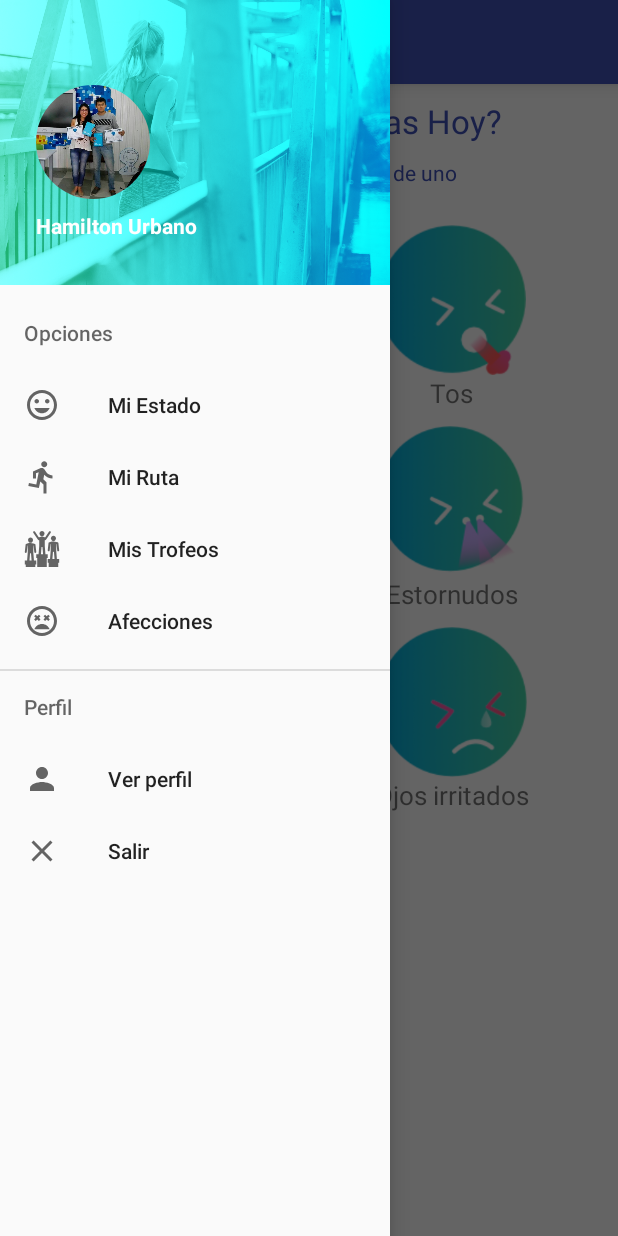
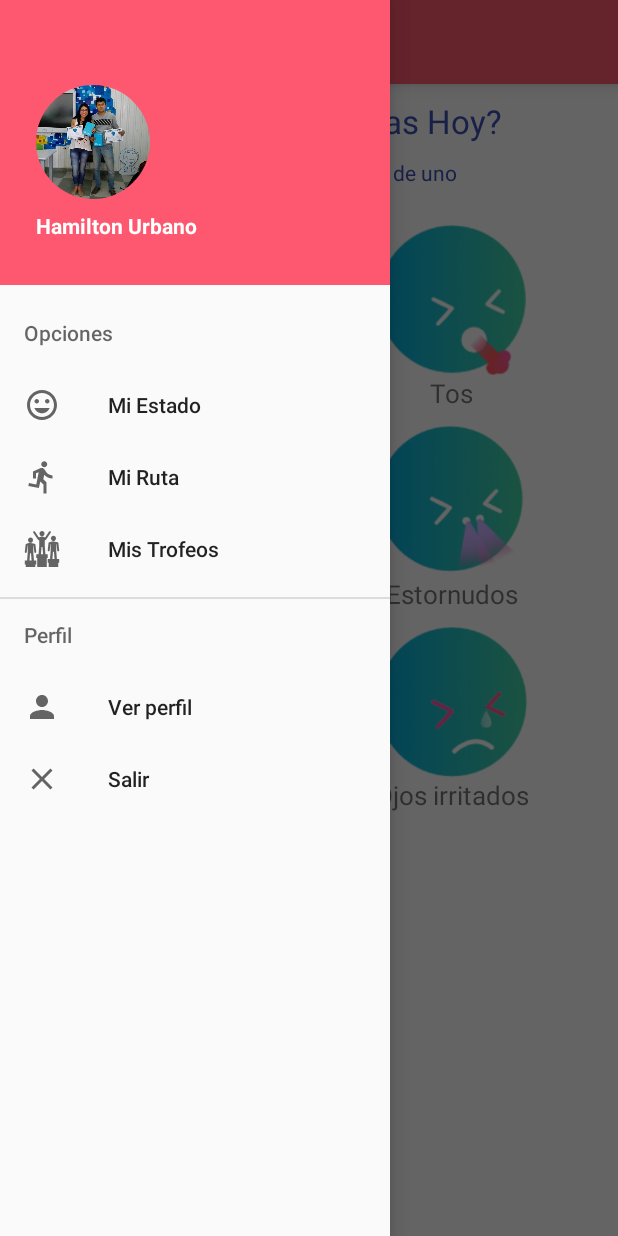
Before and after one commit to haurbano/SpaceApp_2016, an Android app: the MainActivity screen opened directly, with no data from a screen before it, with the side drawer open, on a phone screen of 412 x 824 dp. Run offline under Robolectric (Android 15) with nearby library versions, the phone set to English and light mode, and no system bars; our stand-ins replace CircleImageView.

Commit message:
prototipo para presentacion

```diff
--- a/app/src/main/java/salt/movil/spaceapp2016/MainActivity.java
+++ b/app/src/main/java/salt/movil/spaceapp2016/MainActivity.java
@@ -77,9 +77,6 @@ public class MainActivity extends AppCompatActivity implements DrawerLayout.Draw
             case R.id.opcion_trofeos:
                 replaceFragment(misTrofeosFragment);
                 break;
-            case R.id.opcion_afecciones:
-                replaceFragment(afeccionesComplejasFragment);
-                break;
             case R.id.opcion_perfil:
                 replaceFragment(perfilFragment);
                 break;
--- a/app/src/main/java/salt/movil/spaceapp2016/fragments/RutaFragment.java
+++ b/app/src/main/java/salt/movil/spaceapp2016/fragments/RutaFragment.java
@@ -19,9 +19,6 @@ import com.google.android.gms.maps.MapView;
 
 import salt.movil.spaceapp2016.R;
 
-/**
- * A simple {@link Fragment} subclass.
- */
 public class RutaFragment extends Fragment {
 
     GoogleMap googleMap;
@@ -53,7 +50,6 @@ public class RutaFragment extends Fragment {
             return null;
         }
         googleMap.setMyLocationEnabled(true);
-
         return v;
     }
 
--- a/app/src/main/res/layout/activity_main.xml
+++ b/app/src/main/res/layout/activity_main.xml
@@ -13,6 +13,7 @@
         android:layout_height="match_parent">
 
         <android.support.v7.widget.Toolbar
+            android:backgroundTint="#FD586F"
             android:id="@+id/toolbar"
             android:layout_width="match_parent"
             android:layout_height="wrap_content"
--- a/app/src/main/res/layout/fragment_ruta.xml
+++ b/app/src/main/res/layout/fragment_ruta.xml
@@ -7,9 +7,15 @@
 
 
         <com.google.android.gms.maps.MapView
+            android:visibility="invisible"
             android:id="@+id/map_view"
             android:layout_width="match_parent"
             android:layout_height="match_parent"/>
+        <ImageView
+            android:scaleType="centerCrop"
+            android:src="@drawable/mapa1"
+            android:layout_width="match_parent"
+            android:layout_height="match_parent" />
 
         <Button
             style="@style/Widget.AppCompat.Button.Colored"
--- a/app/src/main/res/layout/header_drawer.xml
+++ b/app/src/main/res/layout/header_drawer.xml
@@ -3,7 +3,7 @@
     xmlns:app="http://schemas.android.com/apk/res-auto"
     android:layout_width="match_parent"
     android:layout_height="190dp"
-    android:background="@drawable/corriendo">
+    android:background="#FD586F">
 
     <de.hdodenhof.circleimageview.CircleImageView
         android:id="@+id/img_perfil"
--- a/app/src/main/res/menu/menu_drawer.xml
+++ b/app/src/main/res/menu/menu_drawer.xml
@@ -17,11 +17,7 @@
                 android:id="@+id/opcion_trofeos"
                 android:title="Mis Trofeos"
                 android:icon="@drawable/ic_podium"/>
-            <item
-                android:id="@+id/opcion_afecciones"
-                android:title="Afecciones"
-                android:icon="@drawable/ic_sentiment_very_dissatisfied_black_24px"/>
-        </menu>
+            </menu>
     </item>
     <item
         android:title="Perfil">
--- a/app/src/main/res/values/styles.xml
+++ b/app/src/main/res/values/styles.xml
@@ -3,15 +3,15 @@
     <!-- Base application theme. -->
     <style name="AppTheme" parent="Theme.AppCompat.Light.DarkActionBar">
         <!-- Customize your theme here. -->
-        <item name="colorPrimary">@color/colorPrimary</item>
-        <item name="colorPrimaryDark">@color/colorPrimaryDark</item>
+        <item name="colorPrimary">#FD586F</item>
+        <item name="colorPrimaryDark">#FD586F</item>
         <item name="colorAccent">#18c156</item>
     </style>
 
     <style name="AppTheme.NoActionBar" parent="Theme.AppCompat.Light.NoActionBar">
         <!-- Customize your theme here. -->
-        <item name="colorPrimary">@color/colorPrimary</item>
-        <item name="colorPrimaryDark">@color/colorPrimaryDark</item>
+        <item name="colorPrimary">#FD586F</item>
+        <item name="colorPrimaryDark">#FD586F</item>
         <item name="colorAccent">#18c156</item>
     </style>
 
```
Also changed, not shown: app/src/main/res/drawable/mapa.PNG, app/src/main/res/drawable/mapa1.png (added).
